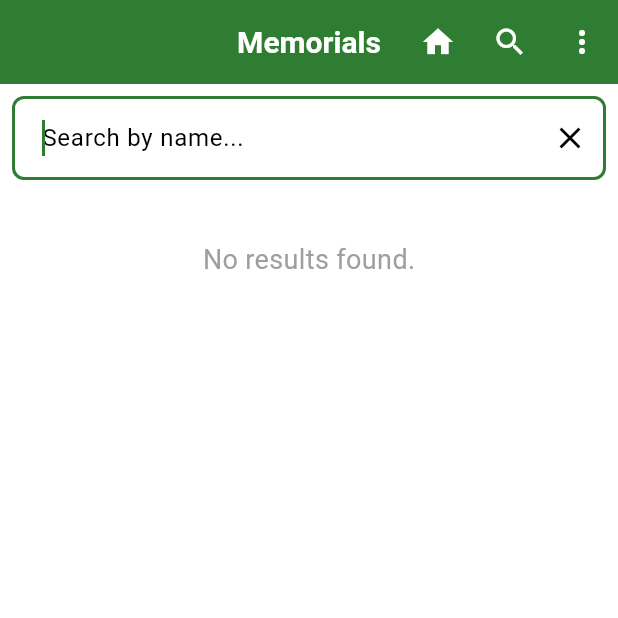
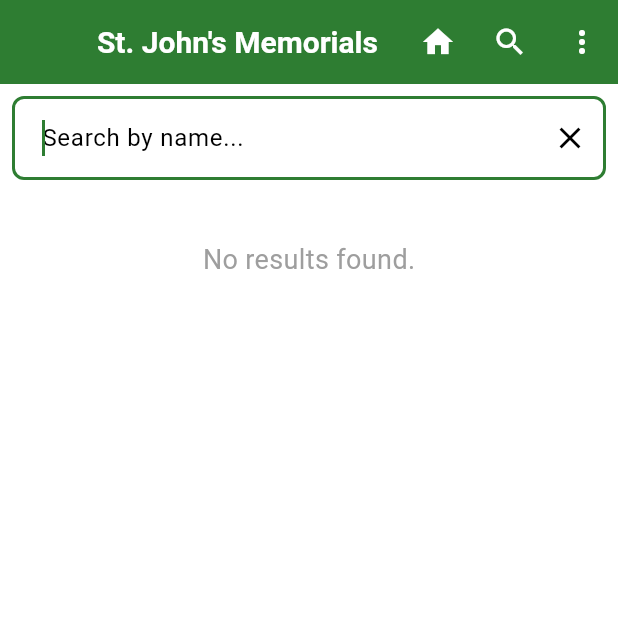
Before and after one commit to Martin1786/flutter_memorials, a Flutter app: the screen it shows once a user with an empty profile is signed in, after a tap on the "search" icon, on a phone screen of 412 x 824 dp, the top half of it. Run offline on Flutter 3.47's test engine with Material 3 defaults, Android fonts, the phone set to English and light mode, and no system bars; our stand-ins replace cloud_firestore, firebase_auth, firebase_core, google_sign_in; accounts and stored records are empty; network calls fail.

Commit message:
Change Title to use appName for St Johns

```diff
--- a/lib/core/constants/app_constants.dart
+++ b/lib/core/constants/app_constants.dart
@@ -50,7 +50,7 @@ class AppConstants {
   static const String successPhotoUploaded = 'Photo uploaded successfully';
 
   // App information
-  static const String appName = "St. Peter's Memorials";
+  static const String appName = "St. John's Memorials";
   static const String appVersion = '1.0.0';
   static const String appDescription = 'Churchyard Memorial Management App';
 
--- a/lib/presentation/pages/home_page.dart
+++ b/lib/presentation/pages/home_page.dart
@@ -865,7 +865,7 @@ class _HomePageState extends State<HomePage> {
   Widget build(BuildContext context) {
     return Scaffold(
       appBar: AppBar(
-        title: const Text("Memorials"),
+        title: Text(AppConstants.appName),
         actions: [
           IconButton(
             icon: const Icon(Icons.home),
```
Also changed, not shown: 1 other file.
